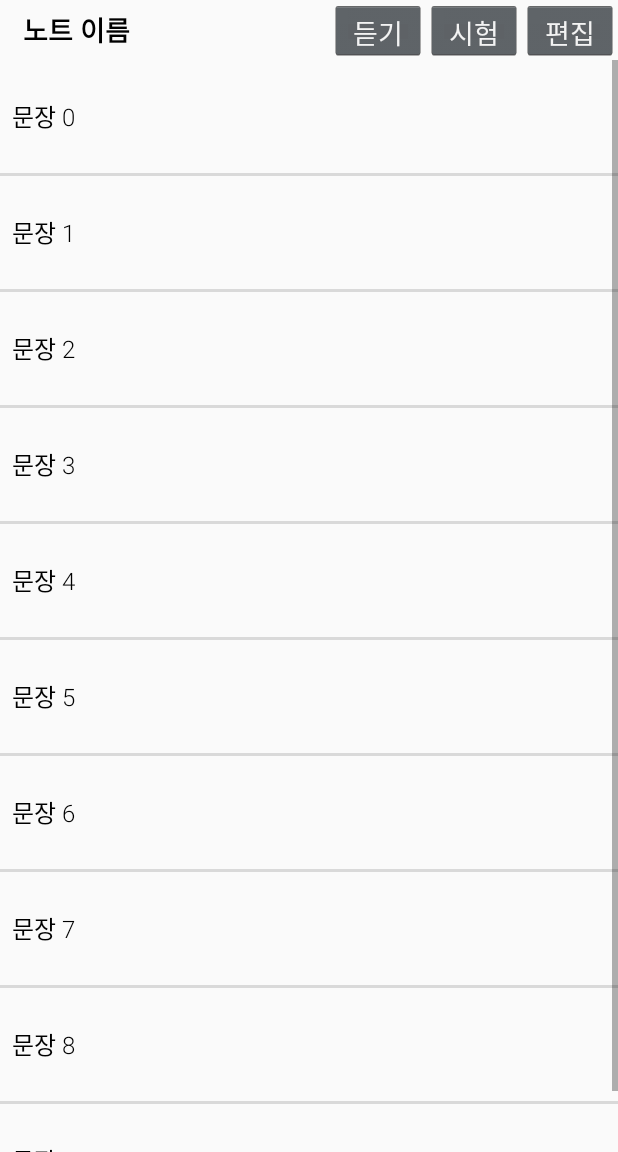
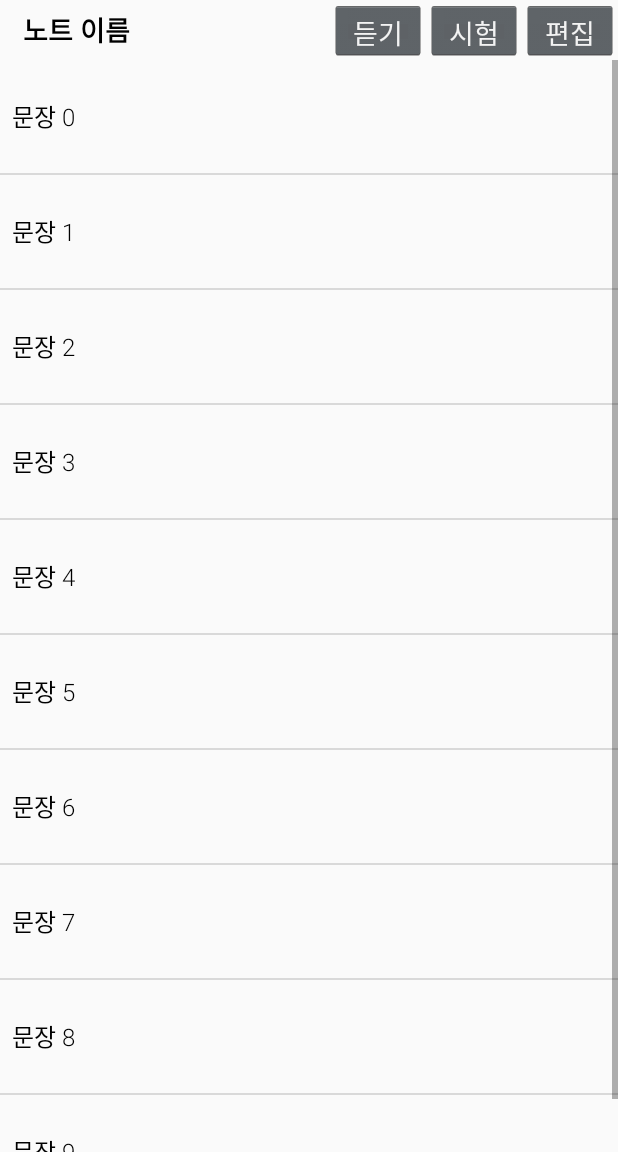
Before and after one commit to hye-rim/Senior-Project, an Android app: the fragment NoteSenFragment placed in its activity, on a phone screen of 412 x 824 dp, the part 84-1236 px from its top. Run offline under Robolectric (Android 15) with nearby library versions, the phone set to English and light mode, and no system bars; network calls fail; Roboto replaces fonts that are not available here; 13 statements that could not run were skipped.

Commit message:
Changed home sentence background color, divided line color.

```diff
--- a/Android/Onpuri2/app/src/main/java/com/onpuri/Activity/NoteSenFragment.java
+++ b/Android/Onpuri2/app/src/main/java/com/onpuri/Activity/NoteSenFragment.java
@@ -13,7 +13,9 @@ import android.view.InflateException;
 import android.view.LayoutInflater;
 import android.view.View;
 import android.view.ViewGroup;
+import android.widget.Button;
 import android.widget.TextView;
+import android.widget.Toast;
 
 import com.onpuri.Adapter.NoteSenItemAdapter;
 import com.onpuri.DividerItemDecoration;
@@ -21,12 +23,13 @@ import com.onpuri.R;
 
 import java.util.ArrayList;
 
+import static com.onpuri.R.drawable.default_profile;
 import static com.onpuri.R.drawable.divider_light;
 
 /**
  * Created by HYERIM on 2016-07-11.
  */
-public class NoteSenFragment extends Fragment {
+public class NoteSenFragment extends Fragment implements View.OnClickListener {
     private static final String TAG = "NoteSenFragment";
     private static View view;
 
@@ -35,6 +38,7 @@ public class NoteSenFragment extends Fragment {
     private RecyclerView mRecyclerSenItem;
     private RecyclerView.Adapter mSenAdapter;
     private TextView tvItemName;
+    private Button btn_listen, btn_test, btn_edit;
 
     protected RecyclerView.LayoutManager mLayoutManager;
     private Context context;
@@ -70,6 +74,13 @@ public class NoteSenFragment extends Fragment {
         mRecyclerSenItem.setAdapter(mSenAdapter);// Set CustomAdapter as the adapter for RecyclerView.
         mRecyclerSenItem.addItemDecoration(new DividerItemDecoration(dividerDrawable));
 
+        btn_listen = (Button)view.findViewById(R.id.note_sen_listen);
+        btn_test = (Button)view.findViewById(R.id.note_sen_test);
+        btn_edit = (Button)view.findViewById(R.id.note_sen_edit);
+
+        btn_listen.setOnClickListener(this);
+        btn_test.setOnClickListener(this);
+        btn_edit.setOnClickListener(this);
 
         return view;
     }
@@ -81,4 +92,21 @@ public class NoteSenFragment extends Fragment {
             itemSentence.add("문장 " + i);
         }
     }
+
+    @Override
+    public void onClick(View v) {
+        switch (v.getId()){
+            case R.id.note_sen_listen:
+                Toast.makeText(getActivity(),"내일 화면 추가 예정입니다.",Toast.LENGTH_SHORT).show();
+                break;
+            case R.id.note_sen_test:
+                Toast.makeText(getActivity(),"내일 화면 추가 예정입니다.",Toast.LENGTH_SHORT).show();
+                break;
+            case R.id.note_sen_edit:
+                Toast.makeText(getActivity(),"내일 화면 추가 예정입니다.",Toast.LENGTH_SHORT).show();
+                break;
+            default:
+                break;
+        }
+    }
 }
--- a/Android/Onpuri2/app/src/main/java/com/onpuri/Adapter/RecycleviewAdapter.java
+++ b/Android/Onpuri2/app/src/main/java/com/onpuri/Adapter/RecycleviewAdapter.java
@@ -60,11 +60,7 @@ public class RecycleviewAdapter extends RecyclerView.Adapter<RecyclerView.ViewHo
         ItemViewHolder itemViewHolder = (ItemViewHolder) holder;
         itemViewHolder.mSenItem.setText(senList.get(position));
 
-        if (position % 2 == 0) {
-            itemViewHolder.itemView.setBackgroundColor(Color.parseColor("#faf5b3"));
-        } else {
-            itemViewHolder.itemView.setBackgroundColor(Color.parseColor("#FEE098"));
-        }
+        itemViewHolder.itemView.setBackgroundColor(Color.parseColor("#FDF5D2"));
     }
 
     @Override
--- a/Android/Onpuri2/app/src/main/res/drawable/divider_dark.xml
+++ b/Android/Onpuri2/app/src/main/res/drawable/divider_dark.xml
@@ -3,7 +3,7 @@
     android:shape="rectangle">
     <size
         android:width="1dp"
-        android:height="2dp"/>
+        android:height="1dp"/>
     <solid android:color="@color/dark_gray"/>
 
 </shape>
--- a/Android/Onpuri2/app/src/main/res/drawable/divider_light.xml
+++ b/Android/Onpuri2/app/src/main/res/drawable/divider_light.xml
@@ -3,7 +3,7 @@
     android:shape="rectangle">
     <size
         android:width="1dp"
-        android:height="2dp"/>
+        android:height="1dp"/>
     <solid android:color="@color/light_gray"/>
 
 </shape>
--- a/Android/Onpuri2/app/src/main/res/layout/fragment_note_sen.xml
+++ b/Android/Onpuri2/app/src/main/res/layout/fragment_note_sen.xml
@@ -22,21 +22,21 @@
             android:textColor="@color/black"
             android:textStyle="bold"/>
         <Button
-            android:id="@+id/sen_listen"
+            android:id="@+id/note_sen_listen"
             android:text="듣기"
             android:layout_centerInParent="true"
-            android:layout_toLeftOf="@+id/sen_test"
+            android:layout_toLeftOf="@+id/note_sen_test"
             android:layout_width="wrap_content"
             android:layout_height="match_parent" />
         <Button
-            android:id="@+id/sen_test"
+            android:id="@+id/note_sen_test"
             android:text="시험"
             android:layout_centerInParent="true"
-            android:layout_toLeftOf="@+id/sen_edit"
+            android:layout_toLeftOf="@+id/note_sen_edit"
             android:layout_width="wrap_content"
             android:layout_height="match_parent" />
         <Button
-            android:id="@+id/sen_edit"
+            android:id="@+id/note_sen_edit"
             android:text="편집"
             android:layout_centerInParent="true"
             android:layout_alignParentRight="true"
--- a/Android/Onpuri2/app/src/main/res/layout/home_list.xml
+++ b/Android/Onpuri2/app/src/main/res/layout/home_list.xml
@@ -1,7 +1,7 @@
 <?xml version="1.0" encoding="utf-8"?>
 <LinearLayout xmlns:android="http://schemas.android.com/apk/res/android"
     android:orientation="vertical" android:layout_width="match_parent"
-    android:layout_height="75dp"
+    android:layout_height="65dp"
     android:gravity="center">
     <TextView
         android:textSize="17dp"
```
Also changed, not shown: Android/Onpuri2/app/src/main/java/com/onpuri/Activity/MainActivity.java (+16 -11 lines), Android/Onpuri2/app/src/main/java/com/onpuri/Activity/NoteFragment.java (+12 -6 lines), Android/Onpuri2/app/src/main/java/com/onpuri/Activity/SplashActivity.java (+8 -17 lines), Android/Onpuri2/app/src/main/java/com/onpuri/Activity/UserSetFragment.java (+16 -8 lines), Android/Onpuri2/app/src/main/java/com/onpuri/Server/SocketConnection.java (+11 -0 lines), Android/Onpuri2/app/src/main/res/layout/fragment_note_word.xml (+5 -5 lines), 1 other file.
